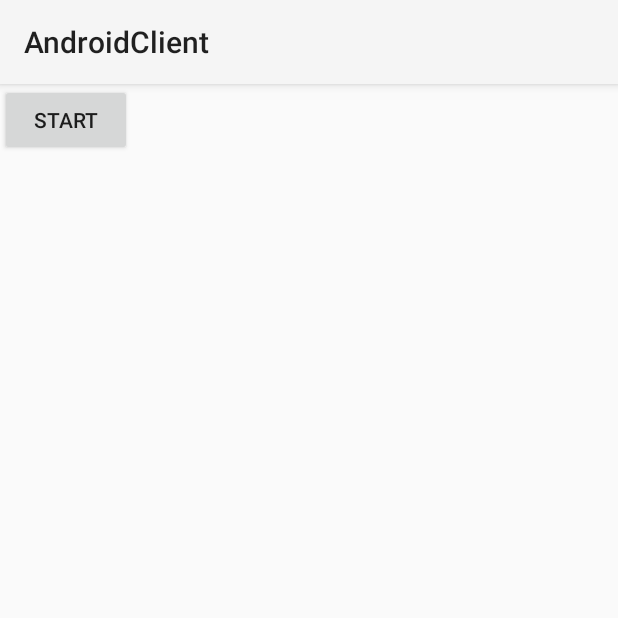
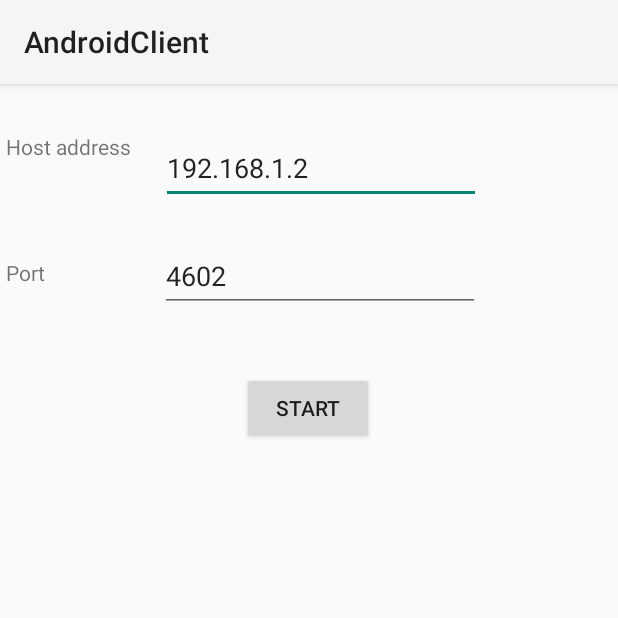
Before and after one commit to tem556/FederatedLearningTestbed, an Android app: the screen it shows after launch (MainActivity), after a tap on "START", on a phone screen of 412 x 824 dp, the top half of it. Run offline under Robolectric (Android 15) with nearby library versions, the phone set to English and light mode, and no system bars; libraries missing offline, so code that uses them is left out: com.bnnthang.fltestbed, org.deeplearning4j.nn, org.nd4j.linalg; 4 statements that could not run were skipped.

Commit message:
Update AndroidClient to with new dependency

```diff
--- a/AndroidClient/app/src/main/java/com/bnnthang/fltestbed/androidclient/AndroidLocalRepository.java
+++ b/AndroidClient/app/src/main/java/com/bnnthang/fltestbed/androidclient/AndroidLocalRepository.java
@@ -18,7 +18,6 @@ import java.io.InputStream;
 import java.net.Socket;
 
 public class AndroidLocalRepository implements IClientLocalRepository {
-//    private static final Logger _logger = LoggerFactory.getLogger(AndroidLocalRepository.class);
 
     private File localFileDir = null;
 
--- a/AndroidClient/app/src/main/java/com/bnnthang/fltestbed/androidclient/ClientThread.java
+++ b/AndroidClient/app/src/main/java/com/bnnthang/fltestbed/androidclient/ClientThread.java
@@ -23,9 +23,9 @@ import java.io.File;
 import java.io.IOException;
 
 public class ClientThread extends Thread {
-    private static final String HOST = "192.168.1.7";
+    private String HOST = null;
 
-    private static final Integer PORT = 4602;
+    private Integer PORT = null;
 
     private static final Integer DELAY_INTERVAL = 5000;
 
@@ -35,16 +35,17 @@ public class ClientThread extends Thread {
 
     private File localDir = null;
 
-    public ClientThread(File _localDir) {
+    public ClientThread(File _localDir, String host, int port) {
         localDir = _localDir;
+        HOST = host;
+        PORT = port;
     }
 
     @Override
     public void run() {
         try {
             IClientLocalRepository localRepository = new AndroidLocalRepository(localDir);
-            AndroidCifar10Loader loader = new AndroidCifar10Loader(localRepository);
-            IClientOperations clientOperations = new BaseClientOperations(localRepository, AVG_POWER_PER_BYTE, MFLOPS_PER_ROUND, loader);
+            IClientOperations clientOperations = new AndroidClientOperations(localRepository, AVG_POWER_PER_BYTE, MFLOPS_PER_ROUND);
             BaseClient client = new BaseClient(HOST, PORT, DELAY_INTERVAL, clientOperations);
             client.run();
         } catch (IOException e) {
@@ -109,5 +110,4 @@ public class ClientThread extends Thread {
         model.init();
         return model;
     }
-
 }
--- a/AndroidClient/app/src/main/java/com/bnnthang/fltestbed/androidclient/MainActivity.java
+++ b/AndroidClient/app/src/main/java/com/bnnthang/fltestbed/androidclient/MainActivity.java
@@ -4,13 +4,9 @@ import androidx.appcompat.app.AppCompatActivity;
 
 import android.os.Bundle;
 import android.view.View;
+import android.widget.EditText;
 
 public class MainActivity extends AppCompatActivity {
-
-    static {
-        System.loadLibrary("opencv_java");
-    }
-
     @Override
     protected void onCreate(Bundle savedInstanceState) {
         super.onCreate(savedInstanceState);
@@ -18,7 +14,10 @@ public class MainActivity extends AppCompatActivity {
     }
 
     public void startbutton_onclick(View view) throws Exception {
-        ClientThread clientThread = new ClientThread(getFilesDir());
+        String host = ((EditText) findViewById(R.id.editTextHost)).getText().toString();
+        int port = Integer.parseInt(((EditText) findViewById(R.id.editTextPort)).getText().toString());
+
+        ClientThread clientThread = new ClientThread(getFilesDir(), host, port);
         clientThread.start();
     }
 }
--- a/AndroidClient/app/src/main/res/layout/activity_main.xml
+++ b/AndroidClient/app/src/main/res/layout/activity_main.xml
@@ -10,9 +10,56 @@
         android:id="@+id/startbutton"
         android:layout_width="wrap_content"
         android:layout_height="wrap_content"
+        android:layout_marginTop="40dp"
+        android:onClick="startbutton_onclick"
         android:text="start"
+        app:layout_constraintEnd_toEndOf="parent"
+        app:layout_constraintHorizontal_bias="0.498"
         app:layout_constraintStart_toStartOf="parent"
-        app:layout_constraintTop_toTopOf="parent"
-        android:onClick="startbutton_onclick" />
+        app:layout_constraintTop_toBottomOf="@+id/editTextPort" />
+
+    <TextView
+        android:id="@+id/textView2"
+        android:layout_width="wrap_content"
+        android:layout_height="wrap_content"
+        android:layout_marginStart="4dp"
+        android:layout_marginTop="32dp"
+        android:text="Host address"
+        app:layout_constraintStart_toStartOf="parent"
+        app:layout_constraintTop_toTopOf="parent" />
+
+    <EditText
+        android:id="@+id/editTextHost"
+        android:layout_width="wrap_content"
+        android:layout_height="wrap_content"
+        android:layout_marginStart="20dp"
+        android:layout_marginTop="32dp"
+        android:ems="10"
+        android:minHeight="48dp"
+        android:text="192.168.1.2"
+        app:layout_constraintStart_toEndOf="@+id/textView2"
+        app:layout_constraintTop_toTopOf="parent" />
+
+    <TextView
+        android:id="@+id/textView3"
+        android:layout_width="wrap_content"
+        android:layout_height="wrap_content"
+        android:layout_marginStart="4dp"
+        android:layout_marginTop="36dp"
+        android:text="Port"
+        app:layout_constraintStart_toStartOf="parent"
+        app:layout_constraintTop_toBottomOf="@+id/editTextHost" />
+
+    <EditText
+        android:id="@+id/editTextPort"
+        android:layout_width="wrap_content"
+        android:layout_height="wrap_content"
+        android:layout_marginStart="76dp"
+        android:layout_marginTop="24dp"
+        android:ems="10"
+        android:minHeight="48dp"
+        android:text="4602"
+        app:layout_constraintStart_toEndOf="@+id/textView3"
+        app:layout_constraintTop_toBottomOf="@+id/editTextHost" />
 
 </androidx.constraintlayout.widget.ConstraintLayout>
```
Also changed, not shown: AndroidClient/app/src/main/java/com/bnnthang/fltestbed/androidclient/AndroidCifar10Loader.java (+0 -11 lines), AndroidClient/app/src/main/java/com/bnnthang/fltestbed/androidclient/AndroidCifar10TrainingWorker.java (added, +72 -0 lines), AndroidClient/app/src/main/java/com/bnnthang/fltestbed/androidclient/AndroidClientOperations.java (added, +25 -0 lines).
